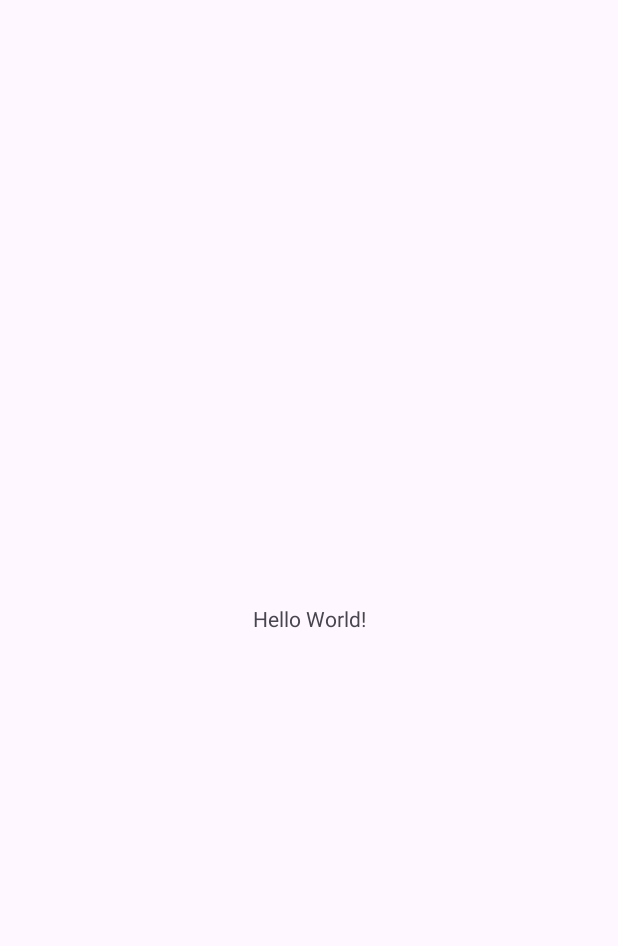
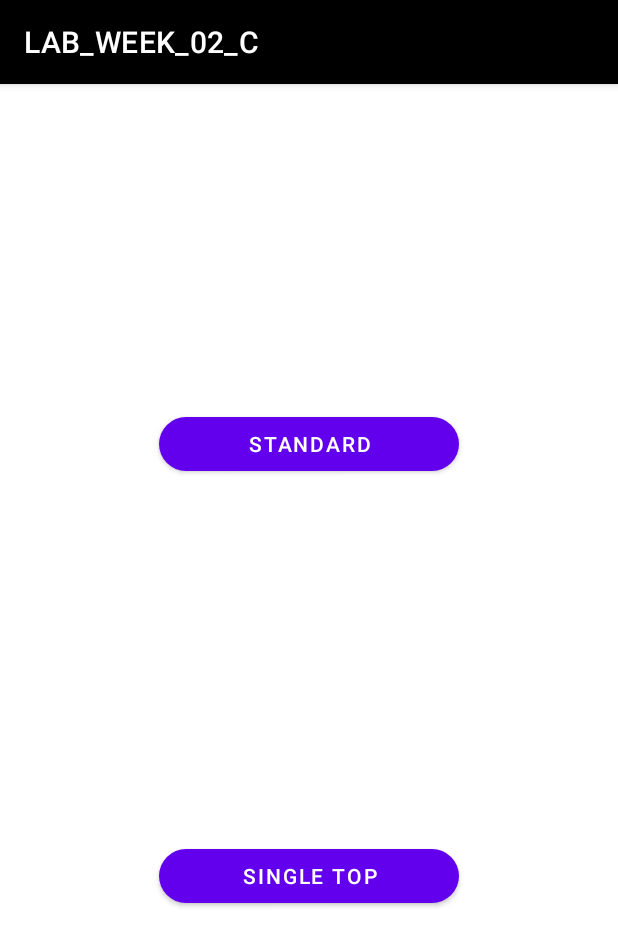
Before and after one commit to Edbert25/LAB_WEEK_02_C, an Android app: the screen it shows after launch (MainActivity), on a phone screen of 412 x 824 dp. Before the commit the part shown is almost empty. Shown: the top 946 px of the screen. Run offline under Robolectric (Android 15) with nearby library versions, the phone set to English and light mode, and no system bars.

```diff
--- a/app/src/main/java/com/example/lab_week_02_c/MainActivity.kt
+++ b/app/src/main/java/com/example/lab_week_02_c/MainActivity.kt
@@ -1,20 +1,36 @@
 package com.example.lab_week_02_c
 
+import android.content.Intent
 import android.os.Bundle
-import androidx.activity.enableEdgeToEdge
+import android.util.Log
+import android.view.View
+import android.widget.Button
 import androidx.appcompat.app.AppCompatActivity
-import androidx.core.view.ViewCompat
-import androidx.core.view.WindowInsetsCompat
 
 class MainActivity : AppCompatActivity() {
+    companion object {
+        private const val DEBUG = "DEBUG"
+    }
+
     override fun onCreate(savedInstanceState: Bundle?) {
         super.onCreate(savedInstanceState)
-        enableEdgeToEdge()
         setContentView(R.layout.activity_main)
-        ViewCompat.setOnApplyWindowInsetsListener(findViewById(R.id.main)) { v, insets ->
-            val systemBars = insets.getInsets(WindowInsetsCompat.Type.systemBars())
-            v.setPadding(systemBars.left, systemBars.top, systemBars.right, systemBars.bottom)
-            insets
+        Log.d(DEBUG, "MainActivity onCreate")
+
+        val buttonClickListener = View.OnClickListener { view ->
+            when (view.id) {
+                R.id.button_standard -> {
+                    Log.d(DEBUG, "Standard button clicked")
+                    startActivity(Intent(this, StandardActivity::class.java))
+                }
+                R.id.button_single_top -> {
+                    Log.d(DEBUG, "SingleTop button clicked")
+                    startActivity(Intent(this, SingleTopActivity::class.java))
+                }
+            }
         }
+
+        findViewById<Button>(R.id.button_standard).setOnClickListener(buttonClickListener)
+        findViewById<Button>(R.id.button_single_top).setOnClickListener(buttonClickListener)
     }
 }
--- a/app/src/main/res/layout/activity_main.xml
+++ b/app/src/main/res/layout/activity_main.xml
@@ -1,19 +1,38 @@
 <?xml version="1.0" encoding="utf-8"?>
-<androidx.constraintlayout.widget.ConstraintLayout xmlns:android="http://schemas.android.com/apk/res/android"
+<androidx.constraintlayout.widget.ConstraintLayout
+    xmlns:android="http://schemas.android.com/apk/res/android"
     xmlns:app="http://schemas.android.com/apk/res-auto"
     xmlns:tools="http://schemas.android.com/tools"
-    android:id="@+id/main"
     android:layout_width="match_parent"
     android:layout_height="match_parent"
     tools:context=".MainActivity">
 
-    <TextView
-        android:layout_width="wrap_content"
+    <!-- Tombol Standard -->
+    <com.google.android.material.button.MaterialButton
+        android:id="@+id/button_standard"
+        android:layout_width="200dp"
         android:layout_height="wrap_content"
-        android:text="Hello World!"
+        android:text="@string/standard_button"
+        android:textColor="@android:color/white"
+        app:backgroundTint="@color/purple_500"
+        app:cornerRadius="50dp"
+        app:layout_constraintTop_toTopOf="parent"
+        app:layout_constraintBottom_toTopOf="@id/button_single_top"
+        app:layout_constraintStart_toStartOf="parent"
+        app:layout_constraintEnd_toEndOf="parent"
+        android:layout_marginBottom="24dp"/>
+
+    <!-- Tombol Single Top -->
+    <com.google.android.material.button.MaterialButton
+        android:id="@+id/button_single_top"
+        android:layout_width="200dp"
+        android:layout_height="wrap_content"
+        android:text="@string/single_top_button"
+        android:textColor="@android:color/white"
+        app:backgroundTint="@color/purple_500"
+        app:cornerRadius="50dp"
+        app:layout_constraintTop_toBottomOf="@id/button_standard"
         app:layout_constraintBottom_toBottomOf="parent"
-        app:layout_constraintEnd_toEndOf="parent"
         app:layout_constraintStart_toStartOf="parent"
-        app:layout_constraintTop_toTopOf="parent" />
-
+        app:layout_constraintEnd_toEndOf="parent"/>
 </androidx.constraintlayout.widget.ConstraintLayout>
--- /dev/null
+++ b/app/src/main/res/layout/activity_single_top.xml
@@ -0,0 +1,4 @@
+<?xml version="1.0" encoding="utf-8"?>
+<FrameLayout xmlns:android="http://schemas.android.com/apk/res/android"
+    android:layout_width="match_parent"
+    android:layout_height="match_parent"/>
--- /dev/null
+++ b/app/src/main/res/layout/activity_standard.xml
@@ -0,0 +1,4 @@
+<?xml version="1.0" encoding="utf-8"?>
+<FrameLayout xmlns:android="http://schemas.android.com/apk/res/android"
+    android:layout_width="match_parent"
+    android:layout_height="match_parent"/>
--- a/app/src/main/res/values/colors.xml
+++ b/app/src/main/res/values/colors.xml
@@ -1,5 +1,5 @@
-<?xml version="1.0" encoding="utf-8"?>
 <resources>
     <color name="black">#FF000000</color>
     <color name="white">#FFFFFFFF</color>
+    <color name="purple_500">#6200EE</color>
 </resources>
--- a/app/src/main/res/values/strings.xml
+++ b/app/src/main/res/values/strings.xml
@@ -1,3 +1,5 @@
 <resources>
     <string name="app_name">LAB_WEEK_02_C</string>
+    <string name="standard_button">Standard</string>
+    <string name="single_top_button">Single Top</string>
 </resources>
--- a/app/src/main/res/values/themes.xml
+++ b/app/src/main/res/values/themes.xml
@@ -1,9 +1,16 @@
 <resources xmlns:tools="http://schemas.android.com/tools">
-    <!-- Base application theme. -->
-    <style name="Base.Theme.LAB_WEEK_02_C" parent="Theme.Material3.DayNight.NoActionBar">
-        <!-- Customize your light theme here. -->
-        <!-- <item name="colorPrimary">@color/my_light_primary</item> -->
+
+    <style name="Theme.LAB_WEEK_02_C" parent="Theme.MaterialComponents.DayNight.DarkActionBar">
+        <item name="colorPrimary">@color/black</item>
+        <item name="colorOnPrimary">@color/white</item>
+        <item name="colorSecondary">@color/black</item>
     </style>
 
-    <style name="Theme.LAB_WEEK_02_C" parent="Base.Theme.LAB_WEEK_02_C" />
+    <!-- Theme transparan untuk Standard & SingleTop -->
+    <style name="Theme.AppCompat.Translucent" parent="Theme.AppCompat">
+        <item name="android:windowIsTranslucent">true</item>
+        <item name="android:windowBackground">@android:color/transparent</item>
+        <item name="android:windowContentOverlay">@null</item>
+        <item name="android:backgroundDimEnabled">false</item>
+    </style>
 </resources>
```
Also changed, not shown: app/src/main/AndroidManifest.xml (+15 -5 lines), app/src/main/java/com/example/lab_week_02_c/SingleTopActivity.kt (added, +23 -0 lines), app/src/main/java/com/example/lab_week_02_c/StandardActivity.kt (added, +23 -0 lines).
